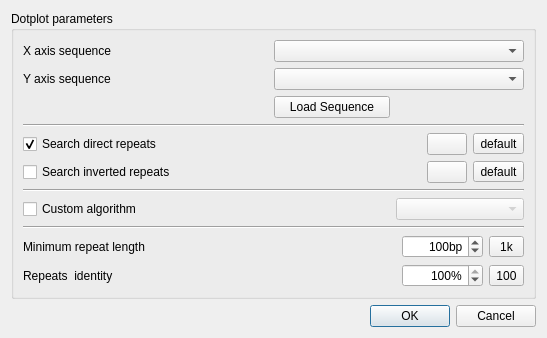
Old version of the form src/plugins/dotplot/src/DotPlotDialog.ui in the repository violethaze74/ugene.
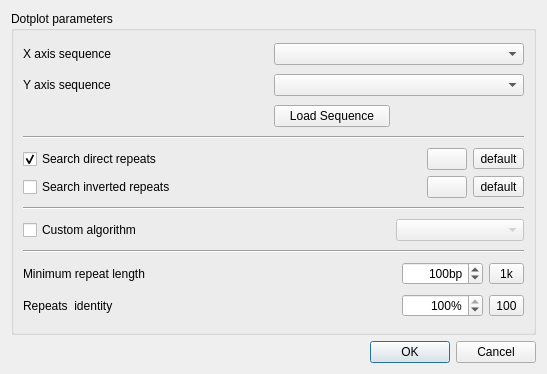
New version of the form. Icons and pictures are not drawn.

Commit message: UGENE-4703. Rename button

Diff of the .ui file:
```diff
--- a/src/plugins/dotplot/src/DotPlotDialog.ui
+++ b/src/plugins/dotplot/src/DotPlotDialog.ui
@@ -5,12 +5,15 @@
   <property name="windowModality">
    <enum>Qt::ApplicationModal</enum>
   </property>
+  <property name="enabled">
+   <bool>true</bool>
+  </property>
   <property name="geometry">
    <rect>
     <x>0</x>
     <y>0</y>
     <width>547</width>
-    <height>328</height>
+    <height>374</height>
    </rect>
   </property>
   <property name="windowTitle">
```
The commit also changes 1 other file.
